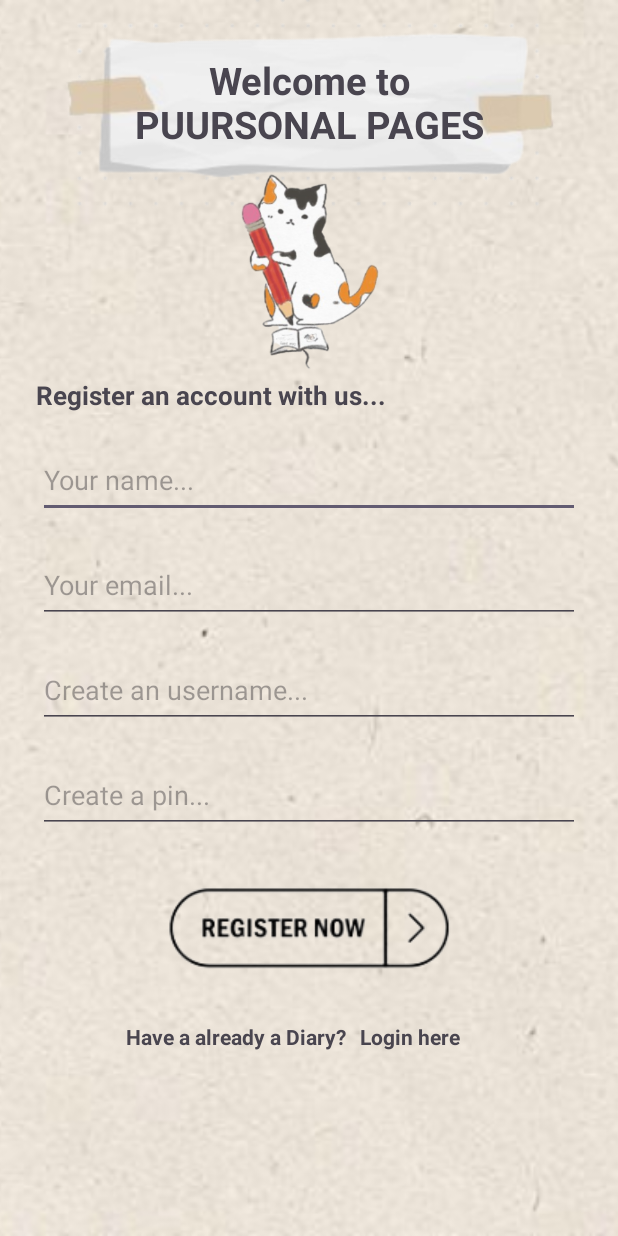
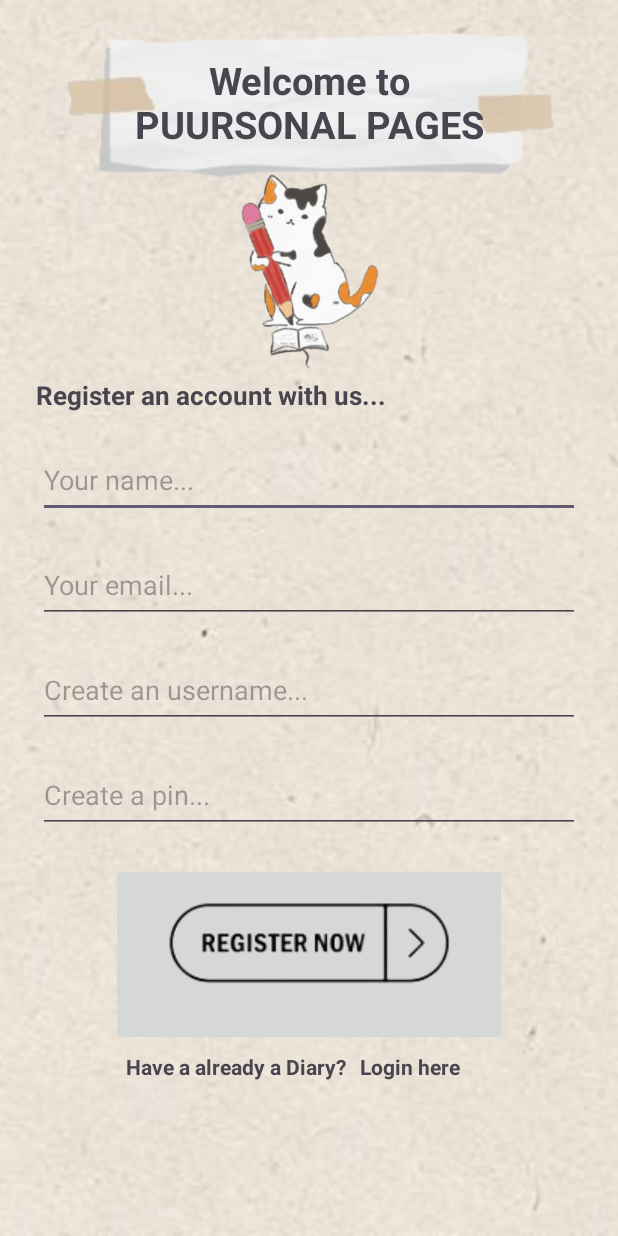
Before and after one commit to ErnestDecina/intl3007-android-application, an Android app: the RegisterActivity screen opened directly, with no data from a screen before it, on a phone screen of 412 x 824 dp. Run offline under Robolectric (Android 15) with nearby library versions, the phone set to English and light mode, and no system bars; our stand-ins replace Room's generated code.

Commit message:
changes button to imagebutton

```diff
--- a/app/src/main/java/com/ernestjohndecina/intl3007_diary_application/activities/RegisterActivity.java
+++ b/app/src/main/java/com/ernestjohndecina/intl3007_diary_application/activities/RegisterActivity.java
@@ -14,13 +14,14 @@ import java.util.concurrent.ExecutorService;
 import java.util.concurrent.LinkedBlockingDeque;
 import java.util.concurrent.ThreadPoolExecutor;
 import java.util.concurrent.TimeUnit;
+import android.widget.ImageButton;
 
 public class RegisterActivity extends AppCompatActivity {
     EditText firstNameEditText;
     EditText emailEditText;
     EditText usernameEditText;
     EditText pinEditNumber;
-    Button registerButton;
+    ImageButton registerButton;
 
 
 
--- a/app/src/main/res/layout/activity_register.xml
+++ b/app/src/main/res/layout/activity_register.xml
@@ -102,7 +102,7 @@
         app:layout_constraintStart_toStartOf="parent"
         app:layout_constraintTop_toBottomOf="@+id/usernameEditText" />
 
-    <ImageView
+    <ImageButton
         android:id="@+id/registerButton"
         android:layout_width="wrap_content"
         android:layout_height="wrap_content"
```
